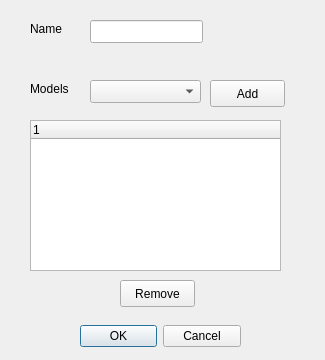
Qt form Experimental/ModelPresentation/ModelPresentationDelegate/NewGroupDialog.ui (perryiv/cadkit) before a commit.
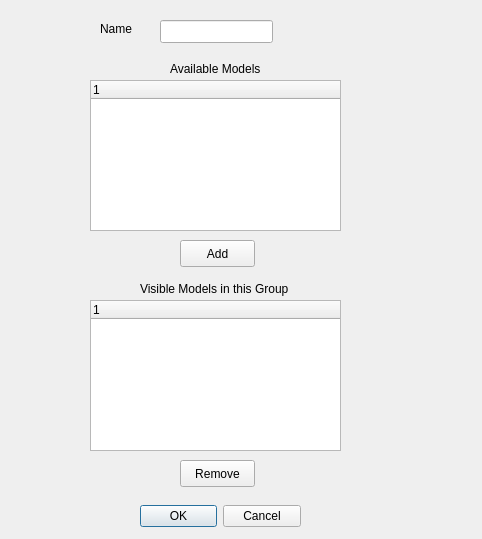
The same form after that commit.

Commit message: - removed function in GenericIndexToggle - updated dialog classes for new ModelPresentation.  Sets will now load when making a new .mpd document - updated Helios.sln with new dependencies - fixed and added default constructor to MpdWriter

```diff
--- a/Experimental/ModelPresentation/ModelPresentationDelegate/NewGroupDialog.ui
+++ b/Experimental/ModelPresentation/ModelPresentationDelegate/NewGroupDialog.ui
@@ -5,8 +5,8 @@
    <rect>
     <x>0</x>
     <y>0</y>
-    <width>325</width>
-    <height>360</height>
+    <width>482</width>
+    <height>539</height>
    </rect>
   </property>
   <property name="windowTitle" >
@@ -15,8 +15,8 @@
   <widget class="QDialogButtonBox" name="okCancelButton" >
    <property name="geometry" >
     <rect>
-     <x>80</x>
-     <y>320</y>
+     <x>140</x>
+     <y>500</y>
      <width>161</width>
      <height>32</height>
     </rect>
@@ -31,8 +31,8 @@
   <widget class="QPushButton" name="modelsAddButton" >
    <property name="geometry" >
     <rect>
-     <x>210</x>
-     <y>80</y>
+     <x>180</x>
+     <y>240</y>
      <width>75</width>
      <height>27</height>
     </rect>
@@ -44,20 +44,20 @@
   <widget class="QLabel" name="modelsLabel" >
    <property name="geometry" >
     <rect>
-     <x>30</x>
-     <y>80</y>
-     <width>41</width>
+     <x>170</x>
+     <y>60</y>
+     <width>95</width>
      <height>18</height>
     </rect>
    </property>
    <property name="text" >
-    <string>Models</string>
+    <string>Available Models</string>
    </property>
   </widget>
   <widget class="QLineEdit" name="nameText" >
    <property name="geometry" >
     <rect>
-     <x>90</x>
+     <x>160</x>
      <y>20</y>
      <width>113</width>
      <height>23</height>
@@ -67,7 +67,7 @@
   <widget class="QLabel" name="nameLabel" >
    <property name="geometry" >
     <rect>
-     <x>30</x>
+     <x>100</x>
      <y>20</y>
      <width>53</width>
      <height>18</height>
@@ -77,42 +77,72 @@
     <string>Name</string>
    </property>
   </widget>
-  <widget class="QComboBox" name="modelsComboBox" >
+  <widget class="QTreeWidget" name="_groupModelsList" >
    <property name="geometry" >
     <rect>
      <x>90</x>
-     <y>80</y>
-     <width>111</width>
-     <height>23</height>
+     <y>300</y>
+     <width>251</width>
+     <height>151</height>
     </rect>
+   </property>
+   <property name="alternatingRowColors" >
+    <bool>true</bool>
+   </property>
+   <property name="selectionMode" >
+    <enum>QAbstractItemView::MultiSelection</enum>
+   </property>
+   <column>
+    <property name="text" >
+     <string>1</string>
+    </property>
+   </column>
+  </widget>
+  <widget class="QPushButton" name="groupsRemoveButton" >
+   <property name="geometry" >
+    <rect>
+     <x>180</x>
+     <y>460</y>
+     <width>75</width>
+     <height>27</height>
+    </rect>
+   </property>
+   <property name="text" >
+    <string>Remove</string>
    </property>
   </widget>
   <widget class="QTreeWidget" name="_modelsList" >
    <property name="geometry" >
     <rect>
-     <x>30</x>
-     <y>120</y>
+     <x>90</x>
+     <y>80</y>
      <width>251</width>
      <height>151</height>
     </rect>
    </property>
+   <property name="alternatingRowColors" >
+    <bool>true</bool>
+   </property>
+   <property name="selectionMode" >
+    <enum>QAbstractItemView::MultiSelection</enum>
+   </property>
    <column>
     <property name="text" >
      <string>1</string>
     </property>
    </column>
   </widget>
-  <widget class="QPushButton" name="modelsRemoveButton" >
+  <widget class="QLabel" name="modelsLabel_2" >
    <property name="geometry" >
     <rect>
-     <x>120</x>
+     <x>140</x>
      <y>280</y>
-     <width>75</width>
-     <height>27</height>
+     <width>157</width>
+     <height>18</height>
     </rect>
    </property>
    <property name="text" >
-    <string>Remove</string>
+    <string>Visible Models in this Group</string>
    </property>
   </widget>
  </widget>
```
Left out of the diff: 2 changed lines with no effect on the pictures. The commit also changes 16 other files.
